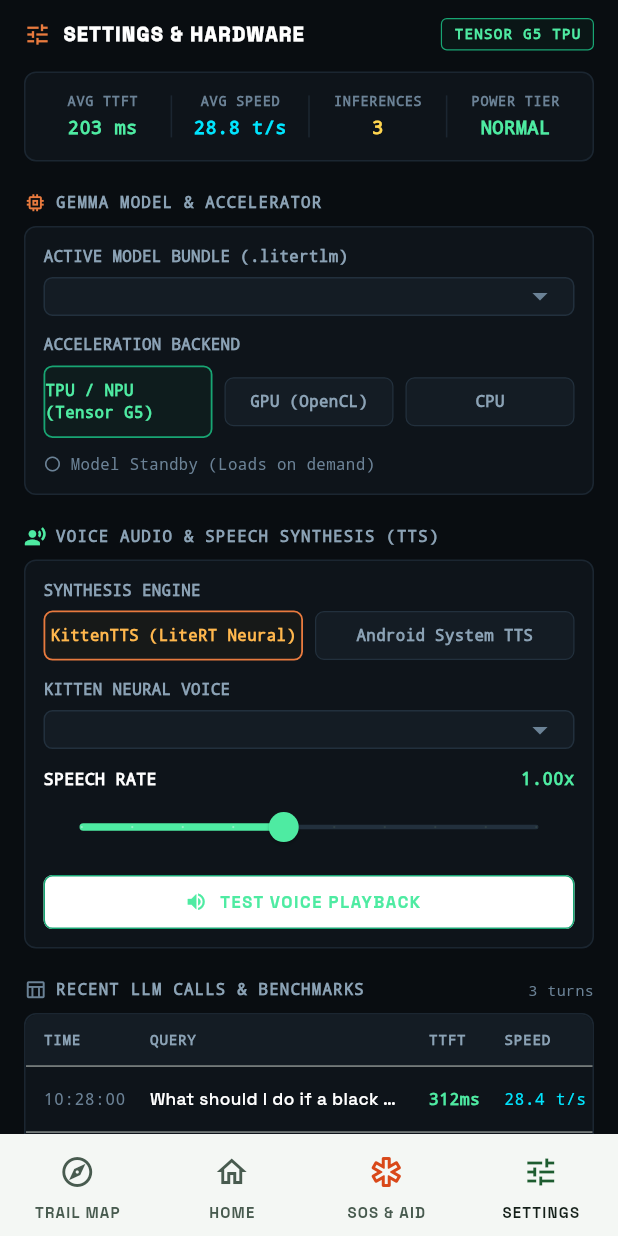
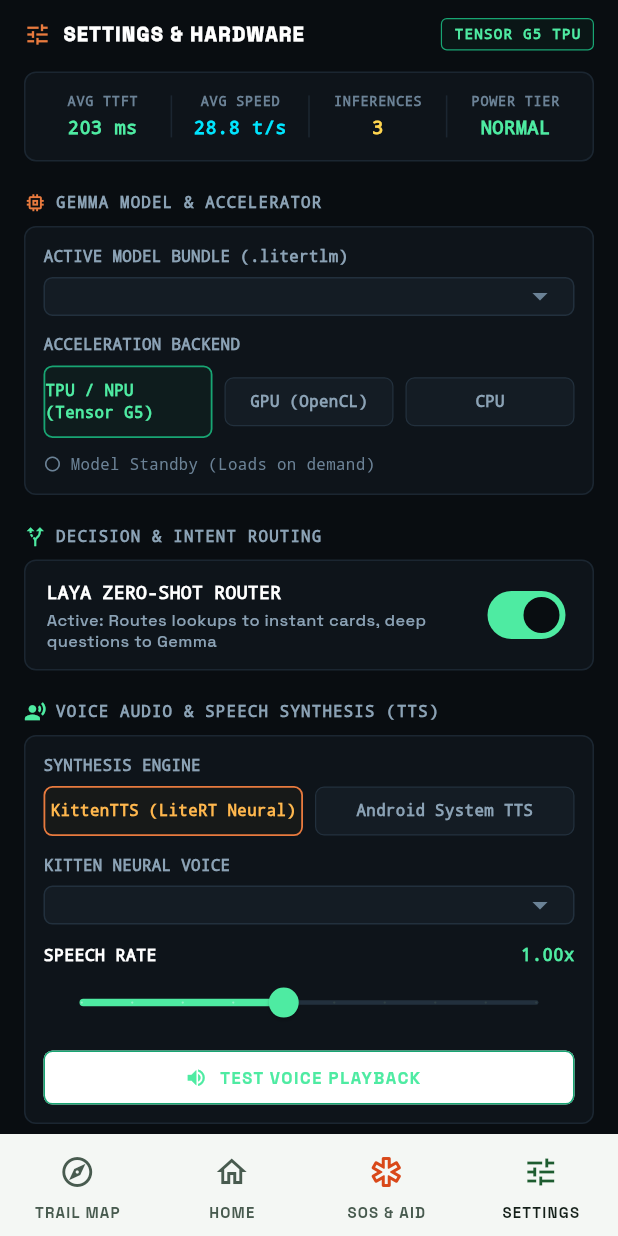
Before and after one commit to KulkarniAnirudh26/gemini-hackathon-survival-app, a Flutter app: the screen it shows after launch, item 4 of the bottom bar chosen, on a phone screen of 412 x 824 dp. Run offline on Flutter 3.47's test engine with Material 3 defaults, Android fonts, the phone set to English and light mode, and no system bars; our stand-ins replace battery_plus, flutter_compass, flutter_map, geolocator, image_picker, latlong2 and 1 more.

Commit message:
feat(ai): add laya router toggle, camera and photo input with multimodal inference, and remove duplicate voice sheet

```diff
--- a/lib/ai/assistant.dart
+++ b/lib/ai/assistant.dart
@@ -30,8 +30,9 @@
   final RouteResult? map; // in-chat mini map (way out / water / help)
   final String? question; // what this answers (for "Ask Gemma" on quick answers)
   final String? prompt; // exact text sent to Gemma (debug sheet)
+  final String? imagePath; // attached user photo/camera capture
   final DateTime at = DateTime.now();
-  ChatMessage(this.user, this.text, {this.kind, this.debug, this.map, this.question, this.prompt});
+  ChatMessage(this.user, this.text, {this.kind, this.debug, this.map, this.question, this.prompt, this.imagePath});
 }
 
 const systemPrompt = '''You are Sherpa, a helpful assistant running offline on a phone, used by hikers in Yosemite National Park.
@@ -334,8 +335,8 @@
     await ask(text, input: 'voice');
   }
 
-  /// [forceLlm]: the user tapped "Ask Gemma" on a quick answer.
-  Future<void> ask(String text, {String input = 'text', bool forceLlm = false}) async {
+  /// [forceLlm]: the user tapped "Ask Gemma" on a quick answer, or an image was attached.
+  Future<void> ask(String text, {String input = 'text', bool forceLlm = false, String? imagePath}) async {
     final turn = TurnMetrics(input, text)
       ..sttMs = input == 'voice' ? _pendingSttMs : null
       ..audioMs = input == 'voice' ? _pendingAudioMs : null;
@@ -345,12 +346,13 @@
       turn.before = await ai.metrics();
     } catch (_) {}
 
-    messages.add(ChatMessage(true, text));
+    messages.add(ChatMessage(true, text, imagePath: imagePath));
     phase = Phase.routing;
     status = 'Understanding…';
     notifyListeners();
 
-    final decision = forceLlm ? RouteDecision.forced() : await questionRouter.decide(text);
+    final shouldUseLlm = forceLlm || imagePath != null || !settings.enableLaya;
+    final decision = shouldUseLlm ? RouteDecision.forced() : await questionRouter.decide(text);
     turn.layaMs = decision.ms.toDouble();
     turn.scores = decision.toString();
     final s = Situation.build(location, geo, router);
@@ -358,7 +360,12 @@
     final critical = location.tier == PowerTier.critical;
     var route = decision.route;
     var why = decision.reason;
-    if (critical && route == Route.llm && !forceLlm) {
+    if (imagePath != null) {
+      why = 'visual query with attached image';
+    } else if (!settings.enableLaya) {
+      why = 'Laya routing disabled in settings';
+    }
+    if (critical && route == Route.llm && !shouldUseLlm) {
       route = Route.guide; // save battery: no Gemma when critical
       why = 'battery critical: no Gemma';
     }
@@ -375,7 +382,7 @@
         // then let Gemma add situation-specific advice, unless the battery is critical
         if (!critical && models['gemmaPresent'] == true) {
           turn.route = 'emergency+llm';
-          await _llm(text, decision, s);
+          await _llm(text, decision, s, imagePath: imagePath);
         }
       case Route.template:
         templateAnswers++;
@@ -387,7 +394,7 @@
         _say(Templates.calm(decision) + Templates.guideSummary(topic ?? 'lost_stop', g), AnswerKind.guide, decision,
             question: text);
       case Route.llm:
-        await _llm(text, decision, s);
+        await _llm(text, decision, s, imagePath: imagePath);
     }
   }
 
@@ -460,7 +467,7 @@
     await ai.setVoice(voice, speed);
   }
 
-  Future<void> _llm(String question, RouteDecision d, Situation s) async {
+  Future<void> _llm(String question, RouteDecision d, Situation s, {String? imagePath}) async {
     llmAnswers++;
     _llmStartTime = DateTime.now();
     _currentQuery = question;
@@ -496,7 +503,7 @@
     if (!llmLoaded && settings.speakAnswers) speak('Okay. Give me a moment to think about that.', source: 'chat');
     speakingSource = 'chat';
     _pendingPrompt = (question, d, prompt, msg);
-    await ai.generate(settings.systemPrompt, prompt, speak: settings.speakAnswers);
+    await ai.generate(settings.systemPrompt, prompt, speak: settings.speakAnswers, imagePath: imagePath);
   }
 
   (String, RouteDecision, String, ChatMessage)? _pendingPrompt;
--- a/lib/ui/settings_screen.dart
+++ b/lib/ui/settings_screen.dart
@@ -323,6 +323,67 @@
                             ),
                           ),
                       ],
+                    ),
+                  ],
+                ),
+              ),
+
+              const SizedBox(height: 20),
+
+              // SECTION: ROUTING & INTENT PIPELINE
+              Row(
+                children: [
+                  const Icon(Icons.alt_route, size: 15, color: Color(0xFF4EEBA2)),
+                  const SizedBox(width: 6),
+                  _sectionTitle('DECISION & INTENT ROUTING'),
+                ],
+              ),
+              const SizedBox(height: 8),
+
+              Container(
+                padding: const EdgeInsets.symmetric(horizontal: 14, vertical: 12),
+                decoration: BoxDecoration(
+                  color: const Color(0xFF0E141A),
+                  borderRadius: BorderRadius.circular(8),
+                  border: Border.all(color: const Color(0xFF1B2631)),
+                ),
+                child: Row(
+                  children: [
+                    Expanded(
+                      child: Column(
+                        crossAxisAlignment: CrossAxisAlignment.start,
+                        children: [
+                          const Text(
+                            'LAYA ZERO-SHOT ROUTER',
+                            style: TextStyle(
+                              fontFamily: 'monospace',
+                              color: Colors.white,
+                              fontSize: 12,
+                              fontWeight: FontWeight.w700,
+                            ),
+                          ),
+                          const SizedBox(height: 3),
+                          Text(
+                            s.enableLaya
+                                ? 'Active: Routes lookups to instant cards, deep questions to Gemma'
+                                : 'Disabled: All queries bypass router and go directly to Gemma LLM',
+                            style: const TextStyle(
+                              color: Color(0xFF8BA2B5),
+                              fontSize: 11,
+                              height: 1.3,
+                            ),
+                          ),
+                        ],
+                      ),
+                    ),
+                    const SizedBox(width: 12),
+                    Switch(
+                      value: s.enableLaya,
+                      activeTrackColor: const Color(0xFF4EEBA2),
+                      activeThumbColor: const Color(0xFF090D11),
+                      inactiveTrackColor: const Color(0xFF1B2631),
+                      inactiveThumbColor: const Color(0xFF6B8296),
+                      onChanged: (val) => s.setEnableLaya(val),
                     ),
                   ],
                 ),
--- a/pubspec.yaml
+++ b/pubspec.yaml
@@ -41,6 +41,7 @@
   path_provider: ^2.1.6
   shared_preferences: ^2.5.6
   flutter_compass: ^0.8.1
+  image_picker: ^1.2.4
 
 dev_dependencies:
   flutter_test:
```
Also changed, not shown: lib/ai/ai_bridge.dart (+14 -2 lines), lib/services/settings_service.dart (+13 -0 lines), lib/ui/home_screen.dart (+145 -97 lines), pubspec.lock, 3 other files.
